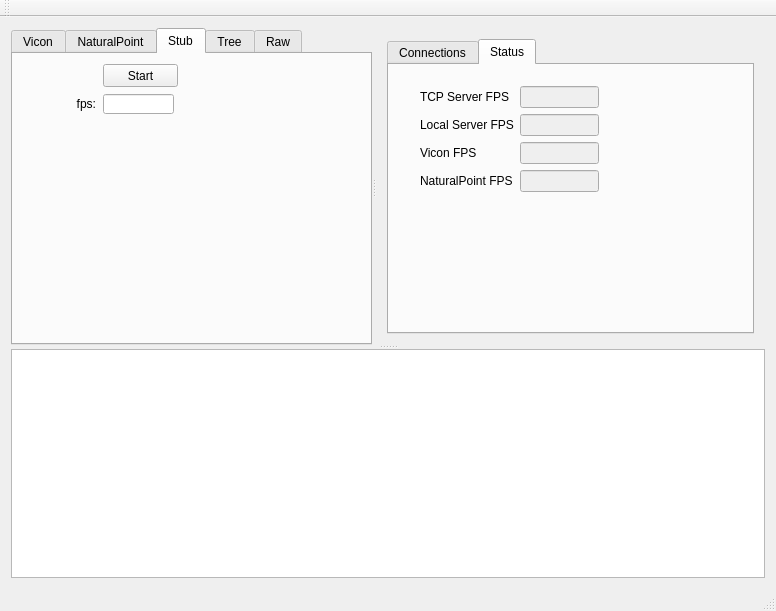
Before: the Qt Designer form repeater/mainwindow.ui in mocap-ca/vive, drawn with Qt 5.
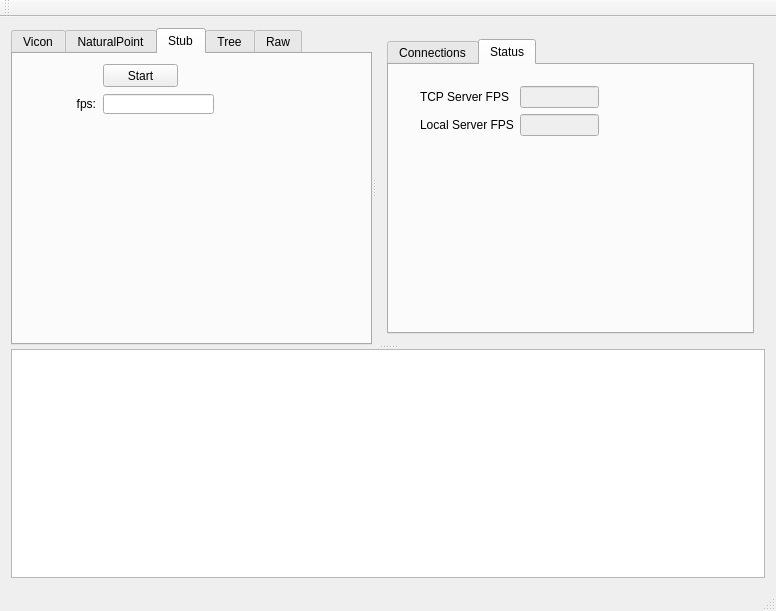
After: the same form once the commit is applied. The open tabs and pages were chosen to show the change.

Commit message: created base class for clients, removed #ifdefs and client code from mainwindow.cpp

```diff
--- a/repeater/mainwindow.ui
+++ b/repeater/mainwindow.ui
@@ -334,7 +334,7 @@
            <rect>
             <x>90</x>
             <y>40</y>
-            <width>71</width>
+            <width>111</width>
             <height>20</height>
            </rect>
           </property>
@@ -439,34 +439,6 @@
                 </property>
                </widget>
               </item>
-              <item row="2" column="0">
-               <widget class="QLabel" name="label_6">
-                <property name="text">
-                 <string>Vicon FPS</string>
-                </property>
-               </widget>
-              </item>
-              <item row="2" column="1">
-               <widget class="QLineEdit" name="lineEditViconFPS">
-                <property name="enabled">
-                 <bool>false</bool>
-                </property>
-               </widget>
-              </item>
-              <item row="3" column="0">
-               <widget class="QLabel" name="label_16">
-                <property name="text">
-                 <string>NaturalPoint FPS</string>
-                </property>
-               </widget>
-              </item>
-              <item row="3" column="1">
-               <widget class="QLineEdit" name="lineEditNaturalPointFPS">
-                <property name="enabled">
-                 <bool>false</bool>
-                </property>
-               </widget>
-              </item>
              </layout>
             </widget>
            </widget>
```
Left out of the diff: 16 changed lines with no effect on the pictures. The commit also changes 11 other files.
